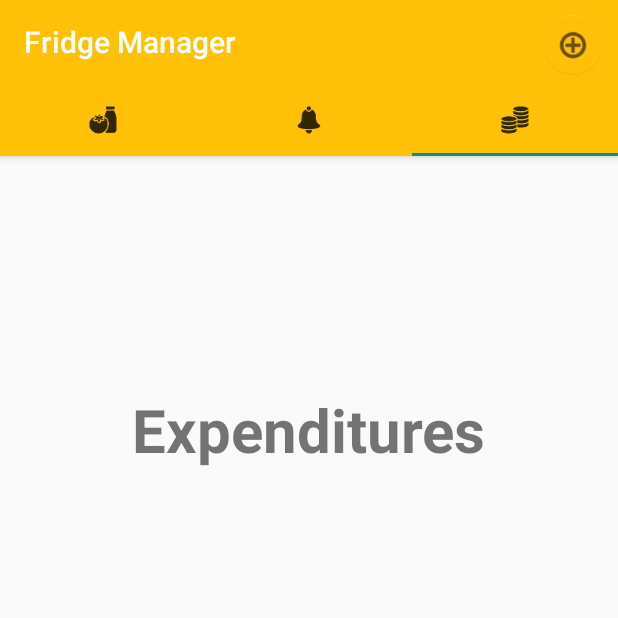
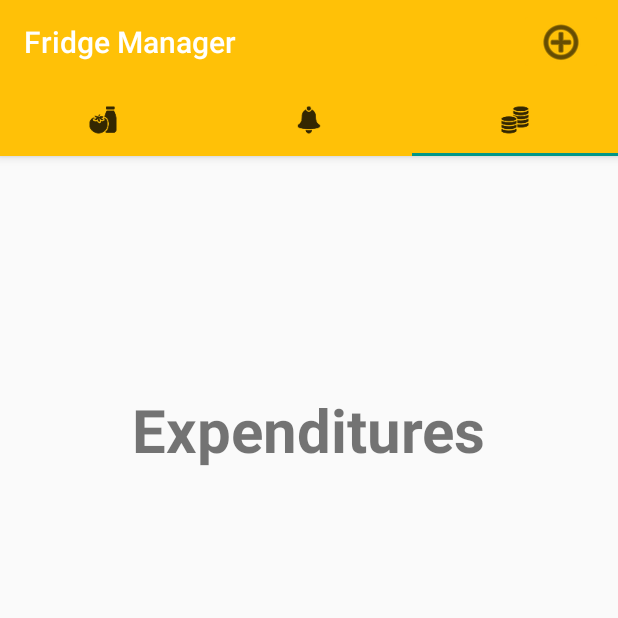
Before and after one commit to strebelr/FridgeManager, an Android app: the screen it shows after launch (MainMenu), tab 3 chosen, on a phone screen of 412 x 824 dp, the top half of it. Run offline under Robolectric (Android 15) with nearby library versions, the phone set to English and light mode, and no system bars.

Commit message:
Add button now doesn't cover tabs

```diff
--- a/app/src/main/java/com/cpen321/fridgemanager/Activity/ScanResults.java
+++ b/app/src/main/java/com/cpen321/fridgemanager/Activity/ScanResults.java
@@ -219,7 +219,7 @@ public class ScanResults extends AppCompatActivity {
         mainMenu();
     }
 
-    // TODO: NEED TO TAKE IN UNIQUE ID, AND MSG. NEED MONTH AND DAY
+    // TODO: NEED TO TAKE IN UNIQUE ID, AND MSG. WHAT HAPPENS IF JANUARY 31 AND DAY IS ADDED
     public void setAlarm(View view, int dayToExpire) {
 
         Calendar calendar = Calendar.getInstance();     // possible redundancy here
@@ -227,7 +227,7 @@ public class ScanResults extends AppCompatActivity {
 
         calendar.add(Calendar.SECOND, 10);
         //calendar.set(Calendar.HOUR_OF_DAY, 18);
-        calendar.add(Calendar.DAY_OF_MONTH, dayToExpire);
+        calendar.add(Calendar.DAY_OF_YEAR, dayToExpire);
 
         android.util.Log.i("AFTER ",": " +calendar);
 
--- a/app/src/main/res/layout/activity_main_menu.xml
+++ b/app/src/main/res/layout/activity_main_menu.xml
@@ -3,30 +3,6 @@
     xmlns:app="http://schemas.android.com/apk/res-auto"
     android:layout_width="match_parent"
     android:layout_height="match_parent">
-
-    <android.support.design.widget.AppBarLayout
-        android:layout_width="match_parent"
-        android:layout_height="wrap_content"
-        android:theme="@style/ThemeOverlay.AppCompat.Dark.ActionBar">
-
-        <android.support.v7.widget.Toolbar
-            android:id="@+id/toolbar"
-            android:layout_width="match_parent"
-            android:layout_height="?attr/actionBarSize"
-            android:background="?attr/colorPrimary"
-            app:layout_scrollFlags="scroll|enterAlways"
-            app:popupTheme="@style/ThemeOverlay.AppCompat.Light" />
-
-        <android.support.design.widget.TabLayout
-            android:id="@+id/tabs"
-            android:layout_width="match_parent"
-            android:layout_height="wrap_content"
-            app:tabMode="fixed"
-            app:tabGravity="fill"/>
-
-
-    </android.support.design.widget.AppBarLayout>
-
 
 
     <android.support.v4.view.ViewPager
@@ -49,6 +25,53 @@
         android:layout_alignParentEnd="true"
         android:onClick="OcrCaptureActivity"/>
 
+    <android.support.design.widget.AppBarLayout
+        android:layout_width="match_parent"
+        android:layout_height="wrap_content"
+        android:theme="@style/ThemeOverlay.AppCompat.Dark.ActionBar">
+
+        <android.support.v7.widget.Toolbar
+            android:id="@+id/toolbar"
+            android:layout_width="match_parent"
+            android:layout_height="?attr/actionBarSize"
+            android:background="?attr/colorPrimary"
+            app:layout_scrollFlags="scroll|enterAlways"
+            app:popupTheme="@style/ThemeOverlay.AppCompat.Light" >
+
+            <ImageButton
+                android:id="@+id/add"
+                android:layout_width="wrap_content"
+                android:layout_height="wrap_content"
+                android:layout_marginEnd="10dp"
+                android:layout_marginRight="10dp"
+                android:layout_marginBottom="1dp"
+                android:layout_marginTop="10dp"
+                app:fabSize = "mini"
+                android:scaleType="center"
+                android:src="@android:drawable/ic_menu_add"
+                android:layout_alignParentBottom="true"
+                android:layout_alignParentRight="true"
+                android:layout_alignParentEnd = "true"
+                android:layout_gravity="top|end"
+                android:tint="@color/navigationBarColor"
+                app:backgroundTint="@color/colorPrimary"
+                app:elevation="4dp"
+                android:onClick="addFoodToFoodStock"
+                />
+
+        </android.support.v7.widget.Toolbar>
+
+
+        <android.support.design.widget.TabLayout
+            android:id="@+id/tabs"
+            android:layout_width="match_parent"
+            android:layout_height="wrap_content"
+            app:tabMode="fixed"
+            app:tabGravity="fill"/>
+
+
+    </android.support.design.widget.AppBarLayout>
+    <!--
         <android.support.design.widget.FloatingActionButton
             android:id="@+id/add"
             android:layout_width="wrap_content"
@@ -68,5 +91,6 @@
             app:backgroundTint="@color/colorPrimary"
             android:onClick="addFoodToFoodStock"
             app:elevation="4dp" />
+        -->
 
 </android.support.design.widget.CoordinatorLayout>
```
Lines whose indentation alone changed are shown as unchanged.
